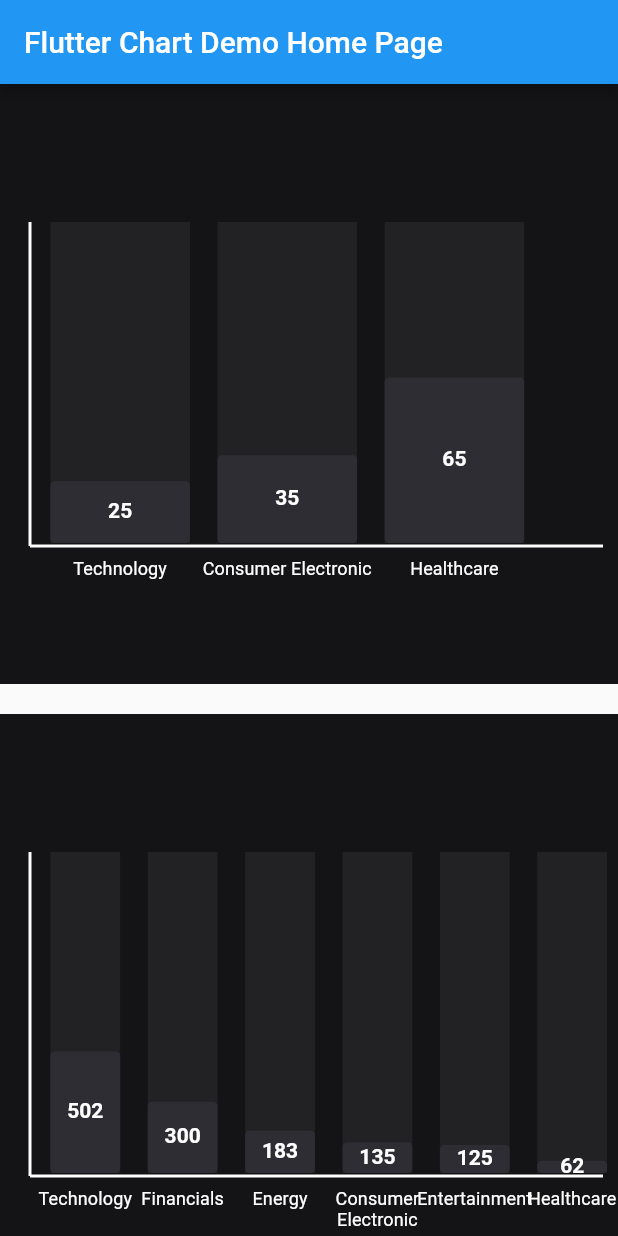
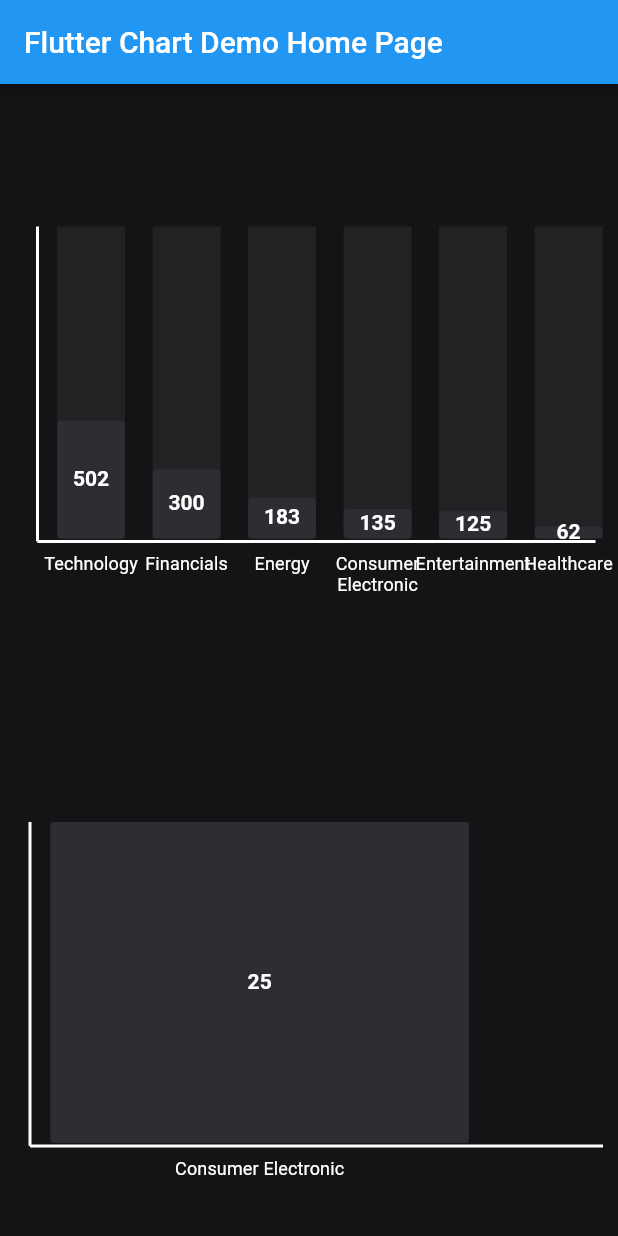
Before and after one commit to kaandinler/flutter_chart_study, a Flutter app: the screen it shows after launch, on a phone screen of 412 x 824 dp. Run offline on Flutter 3.47's test engine with Material 2 defaults, Android fonts, the phone set to English and light mode, and no system bars; our stand-ins replace charts_flutter.

```diff
--- a/lib/main.dart
+++ b/lib/main.dart
@@ -47,6 +47,50 @@ class _MyHomePageState extends State<MyHomePage> {
             crossAxisAlignment: CrossAxisAlignment.end,
             children: [
               Container(
+                padding: const EdgeInsets.all(25),
+                decoration: const BoxDecoration(
+                  color: Color(0xFF141416),
+                  // color: Color(0xff232d37),
+                ),
+                width: 450,
+                height: 400,
+                child: VerticalBarChart(
+                  data: [502, 300, 183, 135, 125, 62],
+                  categories: ['Technology', 'Financials', 'Energy', 'Consumer Electronic', 'Entertainment', 'Healthcare'],
+                ),
+              ),
+              Container(
+                padding: const EdgeInsets.all(20),
+                decoration: const BoxDecoration(
+                  color: Color(0xFF141416),
+                  // color: Color(0xff232d37),
+                ),
+                width: 450,
+                height: 400,
+                child: VerticalBarChart(
+                  data: [
+                    25,
+                  ],
+                  categories: ['Consumer Electronic'],
+                ),
+              ),
+              Container(
+                padding: const EdgeInsets.all(20),
+                decoration: const BoxDecoration(
+                  color: Color(0xFF141416),
+                  // color: Color(0xff232d37),
+                ),
+                width: 450,
+                height: 400,
+                child: VerticalBarChart(
+                  data: [
+                    25,
+                    65,
+                  ],
+                  categories: ['Technology', 'Consumer Electronic'],
+                ),
+              ),
+              Container(
                 padding: const EdgeInsets.all(20),
                 decoration: const BoxDecoration(
                   color: Color(0xFF141416),
@@ -63,8 +107,18 @@ class _MyHomePageState extends State<MyHomePage> {
                   categories: ['Technology', 'Consumer Electronic', 'Healthcare'],
                 ),
               ),
-              SizedBox(
-                height: 20,
+              Container(
+                padding: const EdgeInsets.all(20),
+                decoration: const BoxDecoration(
+                  color: Color(0xFF141416),
+                  // color: Color(0xff232d37),
+                ),
+                width: 450,
+                height: 400,
+                child: VerticalBarChart(
+                  data: [25, 35, 65, 15],
+                  categories: ['Technology', 'Consumer Electronic', 'Healthcare', 'Financials'],
+                ),
               ),
               Container(
                 padding: const EdgeInsets.all(20),
@@ -75,8 +129,27 @@ class _MyHomePageState extends State<MyHomePage> {
                 width: 450,
                 height: 400,
                 child: VerticalBarChart(
-                  data: [502, 300, 183, 135, 125, 62],
-                  categories: ['Technology', 'Financials', 'Energy', 'Consumer Electronic', 'Entertainment', 'Healthcare'],
+                  data: [
+                    25,
+                    35,
+                    65,
+                    15,
+                    25,
+                  ],
+                  categories: ['Technology', 'Consumer Electronic', 'Healthcare', 'Energy', 'Entertainment' ''],
+                ),
+              ),
+              Container(
+                padding: const EdgeInsets.all(20),
+                decoration: const BoxDecoration(
+                  color: Color(0xFF141416),
+                  // color: Color(0xff232d37),
+                ),
+                width: 450,
+                height: 400,
+                child: VerticalBarChart(
+                  data: [25, 35, 65, 35, 45, 25, 15],
+                  categories: ['Technology', 'Consumer Electronic', 'Healthcare', 'Energy', 'Entertainment', 'Financials', 'Other'],
                 ),
               ),
             ],
```
